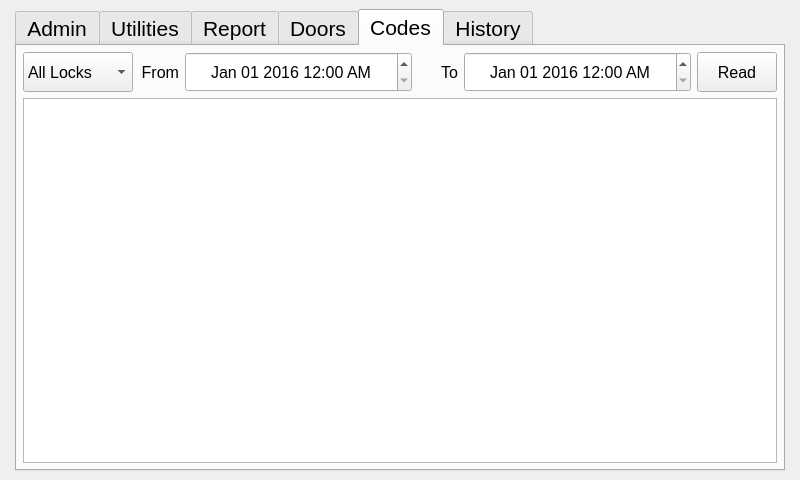
Old version of the form Key/frmadmininfo.ui in the repository BuzzSiler/keycodebox-key.
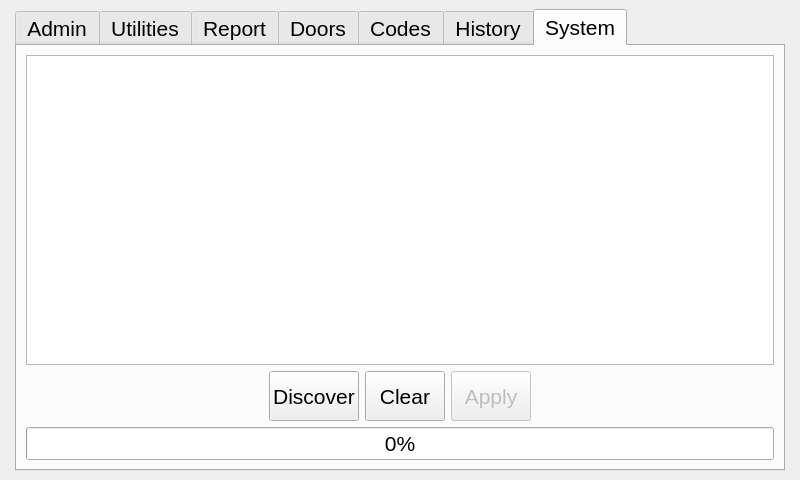
New version of the form. The open tabs and pages were chosen to show the change. Custom widgets are drawn as their Qt base class.

```diff
--- a/Key/frmadmininfo.ui
+++ b/Key/frmadmininfo.ui
@@ -2030,6 +2030,112 @@
        </item>
       </layout>
      </widget>
+     <widget class="QWidget" name="tabSystem">
+      <attribute name="title">
+       <string>System</string>
+      </attribute>
+      <layout class="QHBoxLayout" name="horizontalLayout_14">
+       <item>
+        <layout class="QVBoxLayout" name="verticalLayout_19">
+         <item>
+          <widget class="QTableView" name="tvCabinets">
+           <property name="font">
+            <font>
+             <pointsize>9</pointsize>
+            </font>
+           </property>
+          </widget>
+         </item>
+         <item>
+          <layout class="QVBoxLayout" name="verticalLayout_18">
+           <item>
+            <layout class="QHBoxLayout" name="horizontalLayout_12">
+             <item>
+              <spacer name="horizontalSpacer_6">
+               <property name="orientation">
+                <enum>Qt::Horizontal</enum>
+               </property>
+               <property name="sizeHint" stdset="0">
+                <size>
+                 <width>40</width>
+                 <height>20</height>
+                </size>
+               </property>
+              </spacer>
+             </item>
+             <item>
+              <widget class="QPushButton" name="pbDiscoverHardware">
+               <property name="minimumSize">
+                <size>
+                 <width>75</width>
+                 <height>50</height>
+                </size>
+               </property>
+               <property name="text">
+                <string>Discover</string>
+               </property>
+              </widget>
+             </item>
+             <item>
+              <widget class="QPushButton" name="pbResetCabinetConfig">
+               <property name="minimumSize">
+                <size>
+                 <width>75</width>
+                 <height>50</height>
+                </size>
+               </property>
+               <property name="text">
+                <string>Clear</string>
+               </property>
+              </widget>
+             </item>
+             <item>
+              <widget class="QPushButton" name="pbApplyChanges">
+               <property name="enabled">
+                <bool>false</bool>
+               </property>
+               <property name="minimumSize">
+                <size>
+                 <width>75</width>
+                 <height>50</height>
+                </size>
+               </property>
+               <property name="text">
+                <string>Apply</string>
+               </property>
+              </widget>
+             </item>
+             <item>
+              <spacer name="horizontalSpacer_7">
+               <property name="orientation">
+                <enum>Qt::Horizontal</enum>
+               </property>
+               <property name="sizeHint" stdset="0">
+                <size>
+                 <width>40</width>
+                 <height>20</height>
+                </size>
+               </property>
+              </spacer>
+             </item>
+            </layout>
+           </item>
+           <item>
+            <widget class="QProgressBar" name="pgbDiscoverHardware">
+             <property name="value">
+              <number>0</number>
+             </property>
+             <property name="alignment">
+              <set>Qt::AlignCenter</set>
+             </property>
+            </widget>
+           </item>
+          </layout>
+         </item>
+        </layout>
+       </item>
+      </layout>
+     </widget>
     </widget>
    </item>
   </layout>
```
Left out of the diff: 2 changed lines with no effect on the pictures.
